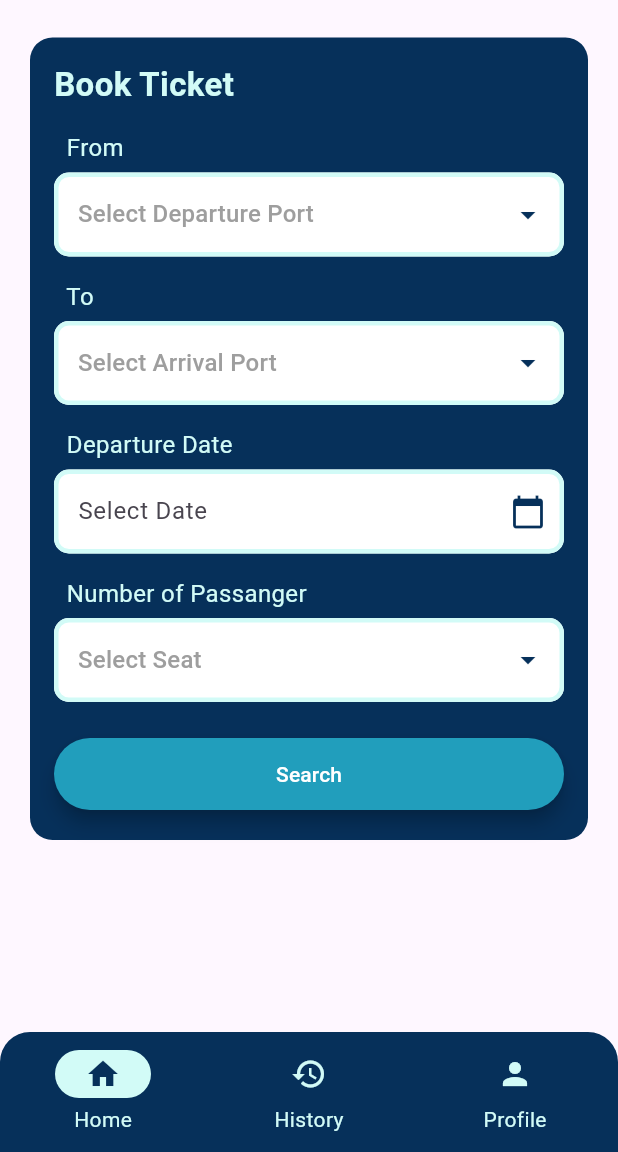
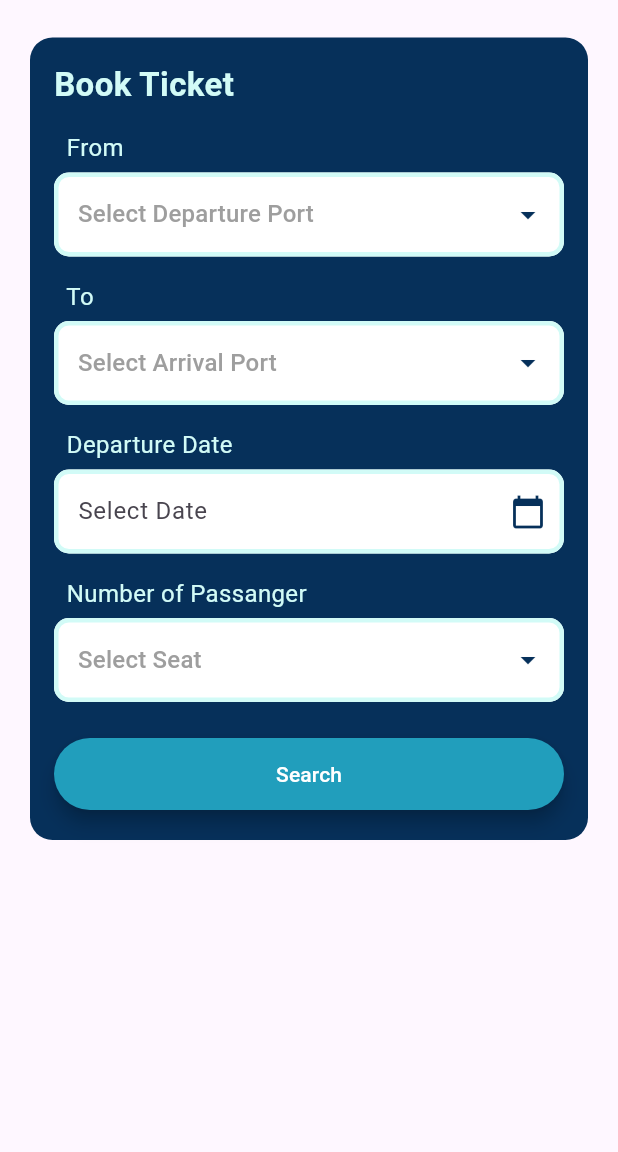
Before and after one commit to bryanmlvn/FerryNav, a Flutter app: the HomePage screen opened by its route, on a phone screen of 412 x 824 dp, the part 84-1236 px from its top. Run offline on Flutter 3.47's test engine with Material 3 defaults, Android fonts, the light colour scheme and no system bars; our stand-ins replace cloud_firestore, firebase_auth, firebase_core; accounts and stored records are empty.

Commit message:
Finishing Navbar Function

```diff
--- a/lib/main.dart
+++ b/lib/main.dart
@@ -1,4 +1,5 @@
 import 'package:ferrynav/screens/home_page.dart';
+import 'package:ferrynav/screens/profile_page.dart';
 import 'package:ferrynav/screens/seat_page.dart';
 import 'package:ferrynav/screens/ticketdetails_page.dart';
 import 'package:flutter/material.dart';
@@ -7,6 +8,8 @@ import 'package:ferrynav/screens/splash_page.dart';
 import 'package:ferrynav/screens/welcome_page.dart';
 import 'package:ferrynav/screens/login_page.dart';
 import 'package:ferrynav/screens/register_page.dart';
+import 'package:ferrynav/navigation_menu.dart';
+import 'package:ferrynav/screens/history_page.dart';
 
 void main() async {
   WidgetsFlutterBinding.ensureInitialized();
@@ -27,6 +30,9 @@ class FerryNavApp extends StatelessWidget {
         RegisterPage.id: (context) => RegisterPage(),
         TicketDetailsPage.id: (context) => TicketDetailsPage(),
         SeatPage.id: (context) => SeatPage(),
+        ProfilePage.id: (context) => ProfilePage(),
+        NavigationMenu.id: (context) => NavigationMenu(),
+        HistoryPage.id: (context) => HistoryPage(),
       },
     );
   }
--- a/lib/screens/home_page.dart
+++ b/lib/screens/home_page.dart
@@ -4,6 +4,7 @@ import 'package:ferrynav/screens/ticketdetails_page.dart';
 import 'package:ferrynav/components/rounded_button.dart';
 import 'package:cloud_firestore/cloud_firestore.dart';
 import 'package:intl/intl.dart';
+import 'package:ferrynav/screens/profile_page.dart';
 
 class HomePage extends StatefulWidget {
   static const String id = 'home_page';
@@ -181,16 +182,17 @@ class _HomePageState extends State<HomePage>
               automaticallyImplyLeading: false,
               title: Center(
                 child: Row(
-                  mainAxisSize:
-                      MainAxisSize.min, // Make the row as small as its children
+                  mainAxisSize: MainAxisSize.min, // Make the row as small as its children
                   mainAxisAlignment: MainAxisAlignment.center,
                   children: [
-                    Container(
-                      margin: const EdgeInsets.only(
-                          right: 8.0), // Space between image and title
-                      child: Image.asset(
-                        'assets/FerryNav-3.png',
-                        width: 50.0,
+                    Opacity(
+                      opacity: _animation.value, // Apply the animation value to opacity
+                      child: Container(
+                        margin: const EdgeInsets.only(right: 8.0), // Space between image and title
+                        child: Image.asset(
+                          'assets/FerryNav-3.png',
+                          width: 50.0,
+                        ),
                       ),
                     ),
                     Text(
@@ -534,59 +536,6 @@ class _HomePageState extends State<HomePage>
           ],
         ),
       ),
-      bottomNavigationBar: AnimatedOpacity(
-        opacity: containerOpacity,
-        duration: Duration(milliseconds: 500),
-        child: ClipRRect(
-          borderRadius: BorderRadius.only(
-            topLeft: Radius.circular(20.0), // Adjust the radius as needed
-            topRight: Radius.circular(20.0), // Adjust the radius as needed
-          ),
-          child: NavigationBarTheme(
-            data: NavigationBarThemeData(
-              backgroundColor:
-                  appBarColor, // Background color of the navigation bar
-              indicatorColor:
-                  containerColor, // Indicator color for selected item
-              iconTheme: MaterialStateProperty.resolveWith<IconThemeData>(
-                  (Set<MaterialState> states) {
-                if (states.contains(MaterialState.selected)) {
-                  return IconThemeData(
-                      color: appBarColor); // Color when the icon is selected
-                }
-                return IconThemeData(
-                    color:
-                        containerColor); // Color when the icon is not selected
-              }),
-              labelTextStyle: MaterialStateProperty.resolveWith<TextStyle>(
-                  (Set<MaterialState> states) {
-                if (states.contains(MaterialState.selected)) {
-                  return TextStyle(
-                      color: containerColor); // Label color when selected
-                }
-                return TextStyle(
-                    color: containerColor); // Label color when not selected
-              }),
-            ),
-            child: NavigationBar(
-              destinations: const [
-                NavigationDestination(
-                  icon: Icon(Icons.home),
-                  label: 'Home',
-                ),
-                NavigationDestination(
-                  icon: Icon(Icons.history),
-                  label: 'History',
-                ),
-                NavigationDestination(
-                  icon: Icon(Icons.person),
-                  label: 'Profile',
-                ),
-              ],
-            ),
-          ),
-        ),
-      ),
     );
   }
 }
--- a/lib/screens/login_page.dart
+++ b/lib/screens/login_page.dart
@@ -1,4 +1,5 @@
 import 'package:ferrynav/screens/home_page.dart';
+import 'package:ferrynav/navigation_menu.dart';
 import 'package:flutter/material.dart';
 import 'package:ferrynav/components/rounded_button.dart';
 import 'package:firebase_auth/firebase_auth.dart';
@@ -64,7 +65,7 @@ class _LoginPageState extends State<LoginPage>
         password: _passwordController.text.trim(),
       );
       print("Login successful");
-      Navigator.pushNamed(context, HomePage.id);
+      Navigator.pushNamed(context, NavigationMenu.id);
     } on FirebaseAuthException catch (e) {
       setState(() {
         errorMessage = e.message;
--- a/lib/screens/splash_page.dart
+++ b/lib/screens/splash_page.dart
@@ -1,6 +1,8 @@
 // import 'package:ferrynav/screens/seat_page.dart';
 // import 'package:ferrynav/screens/ticketdetails_page.dart';
+import 'package:ferrynav/navigation_menu.dart';
 import 'package:ferrynav/screens/home_page.dart';
+import 'package:ferrynav/screens/login_page.dart';
 import 'package:ferrynav/screens/seat_page.dart';
 import 'package:flutter/material.dart';
 import 'welcome_page.dart'; // Ensure you have the correct import for WelcomeScreen
@@ -22,7 +24,7 @@ class _SplashScreenState extends State<SplashScreen> {
   _navigateToWelcome() async {
     await Future.delayed(
         Duration(milliseconds: 1800), () {}); // Simulate a delay
-    Navigator.pushReplacementNamed(context, HomePage.id);
+    Navigator.pushReplacementNamed(context, LoginPage.id);
   }
 
   @override
```
Also changed, not shown: lib/navigation_menu.dart (added, +97 -0 lines), lib/screens/history_page.dart (added, +93 -0 lines), lib/screens/profile_page.dart (added, +95 -0 lines).
